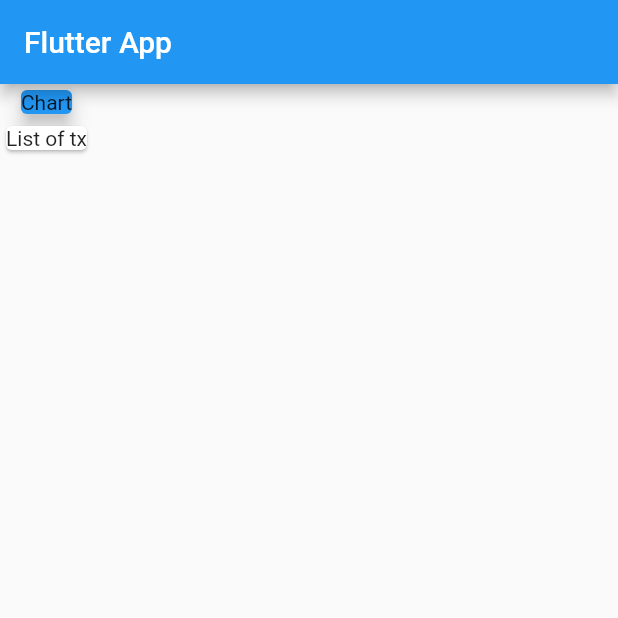
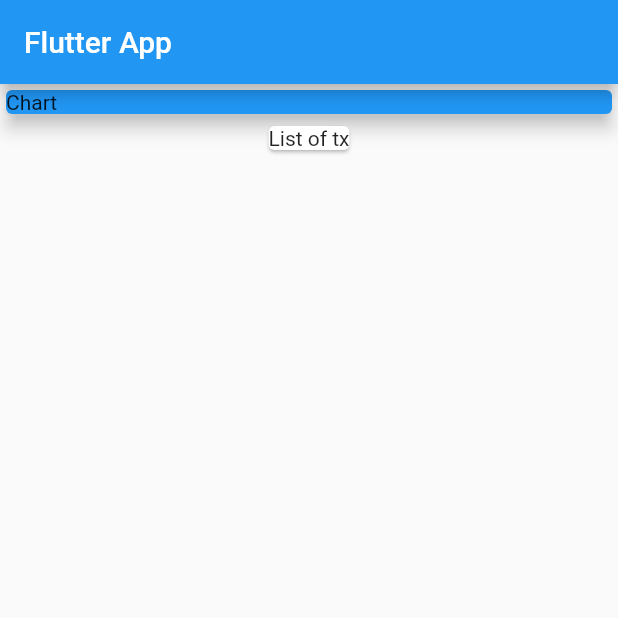
Before and after one commit to henryhaller99/expenses_app, a Flutter app: the screen it shows after launch, on a phone screen of 412 x 824 dp, the top half of it. Run offline on Flutter 3.47's test engine with Material 2 defaults, Android fonts, the phone set to English and light mode, and no system bars.

Commit message:
Container with a card inside

```diff
--- a/lib/main.dart
+++ b/lib/main.dart
@@ -21,12 +21,13 @@ class MyHomePage extends StatelessWidget {
         ),
         body: Column(
           children: [
-            Card(
-              color: Colors.blue  ,
-              child: Container(
+            Container(
+              width: double.infinity,
+              child: Card(
+                color: Colors.blue,
                 child: Text('Chart'),
+                elevation: 5,
               ),
-              elevation: 5,
             ),
             Card(
               child: Text('List of tx'),
```
